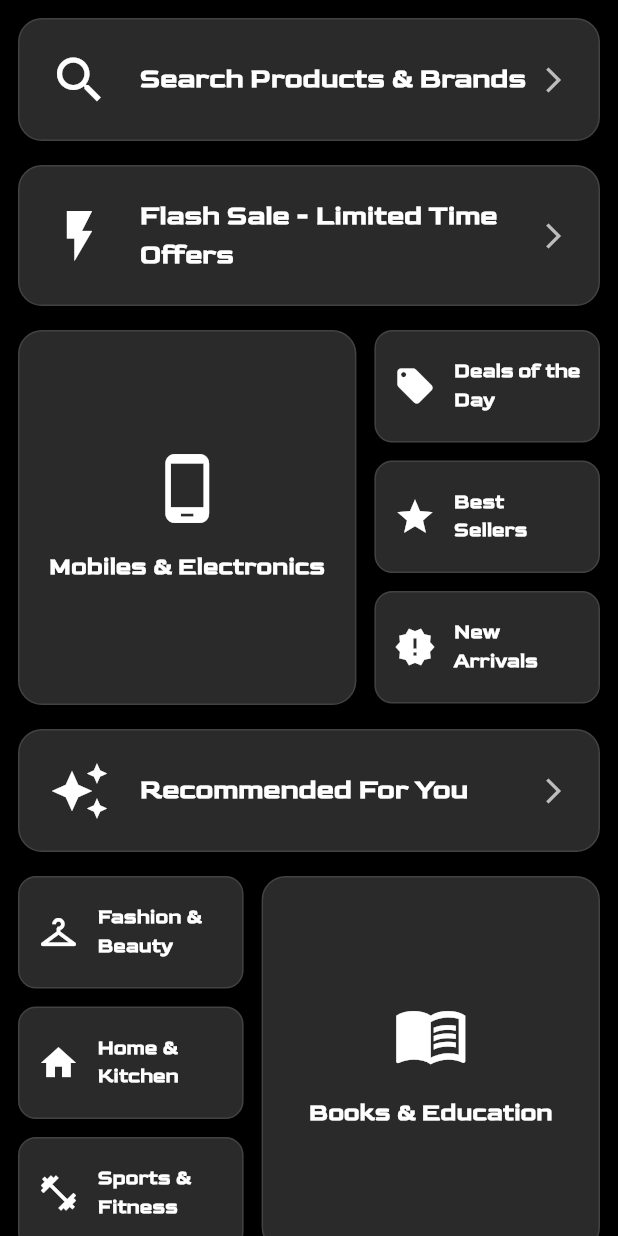
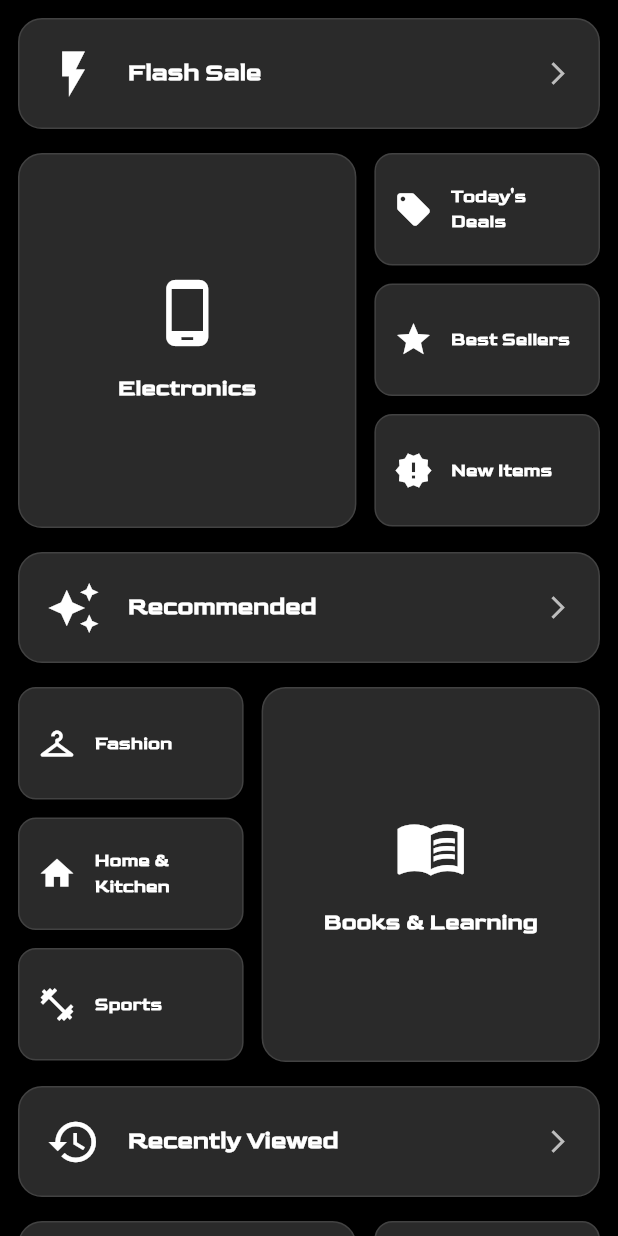
Before and after one commit to AYAN10M/Amazon_Clone, a Flutter app: the MyDashboard screen opened directly, on a phone screen of 412 x 824 dp. Run offline on Flutter 3.47's test engine with Material 3 defaults, Android fonts, the phone set to English and light mode, and no system bars; our stand-ins replace carousel_slider, lottie.

Commit message:
Soft push

```diff
--- a/mobile_app/lib/main.dart
+++ b/mobile_app/lib/main.dart
@@ -2,6 +2,7 @@ import 'package:flutter/material.dart';
 import 'package:mobile_app/screen/layout.dart';
 import 'package:mobile_app/screen/language_selection_page.dart';
 import 'package:mobile_app/screen/login_page.dart';
+import 'package:mobile_app/screen/product_page.dart';
 import 'package:mobile_app/screen/signup_page.dart';
 import 'package:mobile_app/screen/welcome_screen.dart';
 
@@ -18,7 +19,8 @@ class MyApp extends StatelessWidget {
       debugShowCheckedModeBanner: false,
       initialRoute: '/',
       routes: {
-        '/': (context) => const LanguageSelectionPage(),
+        // '/': (context) => const LanguageSelectionPage(),
+        '/': (context) => const ProductPage(),
         '/welcome': (context) => const WelcomeScreen(),
         '/login': (context) => const MyLoginPage(),
         '/signup': (context) => const MySignupPage(),
--- a/mobile_app/lib/screen/dashboard.dart
+++ b/mobile_app/lib/screen/dashboard.dart
@@ -15,23 +15,18 @@ class BodySection extends StatelessWidget {
   @override
   Widget build(BuildContext context) {
     final screenWidth = MediaQuery.of(context).size.width;
+    final isLargeScreen = screenWidth > 600;
 
     return SingleChildScrollView(
       padding: const EdgeInsets.all(12),
       child: Column(
         crossAxisAlignment: CrossAxisAlignment.start,
         children: [
-          // Search Bar Card - Full Width
-          const FullWidthCard(
-            title: 'Search Products & Brands',
-            icon: Icons.search,
-          ),
-          const SizedBox(height: 16),
-
           // Flash Deals - Full Width
-          const FullWidthCard(
-            title: 'Flash Sale - Limited Time Offers',
+          FullWidthCard(
+            title: 'Flash Sale',
             icon: Icons.flash_on,
+            isLargeScreen: isLargeScreen,
           ),
           const SizedBox(height: 16),
 
@@ -39,26 +34,36 @@ class BodySection extends StatelessWidget {
           Row(
             crossAxisAlignment: CrossAxisAlignment.start,
             children: [
-              const Expanded(
+              Expanded(
                 flex: 3,
                 child: VerticalCard(
-                  title: 'Mobiles & Electronics',
+                  title: 'Electronics',
                   icon: Icons.phone_android,
+                  isLargeScreen: isLargeScreen,
                 ),
               ),
               const SizedBox(width: 12),
               Expanded(
                 flex: 2,
                 child: Column(
-                  children: const [
+                  children: [
                     SmallCard(
-                      title: 'Deals of the Day',
+                      title: 'Today\'s Deals',
                       icon: Icons.local_offer,
+                      isLargeScreen: isLargeScreen,
                     ),
-                    SizedBox(height: 12),
-                    SmallCard(title: 'Best Sellers', icon: Icons.star),
-                    SizedBox(height: 12),
-                    SmallCard(title: 'New Arrivals', icon: Icons.new_releases),
+                    const SizedBox(height: 12),
+                    SmallCard(
+                      title: 'Best Sellers',
+                      icon: Icons.star,
+                      isLargeScreen: isLargeScreen,
+                    ),
+                    const SizedBox(height: 12),
+                    SmallCard(
+                      title: 'New Items',
+                      icon: Icons.new_releases,
+                      isLargeScreen: isLargeScreen,
+                    ),
                   ],
                 ),
               ),
@@ -68,9 +73,10 @@ class BodySection extends StatelessWidget {
           const SizedBox(height: 16),
 
           // Recommendations - Full Width
-          const FullWidthCard(
-            title: 'Recommended For You',
+          FullWidthCard(
+            title: 'Recommended',
             icon: Icons.auto_awesome,
+            isLargeScreen: isLargeScreen,
           ),
           const SizedBox(height: 16),
 
@@ -81,24 +87,34 @@ class BodySection extends StatelessWidget {
               Expanded(
                 flex: 2,
                 child: Column(
-                  children: const [
-                    SmallCard(title: 'Fashion & Beauty', icon: Icons.checkroom),
-                    SizedBox(height: 12),
-                    SmallCard(title: 'Home & Kitchen', icon: Icons.home),
-                    SizedBox(height: 12),
+                  children: [
                     SmallCard(
-                      title: 'Sports & Fitness',
+                      title: 'Fashion',
+                      icon: Icons.checkroom,
+                      isLargeScreen: isLargeScreen,
+                    ),
+                    const SizedBox(height: 12),
+                    SmallCard(
+                      title: 'Home & Kitchen',
+                      icon: Icons.home,
+                      isLargeScreen: isLargeScreen,
+                    ),
+                    const SizedBox(height: 12),
+                    SmallCard(
+                      title: 'Sports',
                       icon: Icons.fitness_center,
+                      isLargeScreen: isLargeScreen,
                     ),
                   ],
                 ),
               ),
               const SizedBox(width: 12),
-              const Expanded(
+              Expanded(
                 flex: 3,
                 child: VerticalCard(
-                  title: 'Books & Education',
+                  title: 'Books & Learning',
                   icon: Icons.menu_book,
+                  isLargeScreen: isLargeScreen,
                 ),
               ),
             ],
@@ -107,9 +123,10 @@ class BodySection extends StatelessWidget {
           const SizedBox(height: 16),
 
           // Recently Viewed - Full Width
-          const FullWidthCard(
-            title: 'Continue Shopping - Recently Viewed',
+          FullWidthCard(
+            title: 'Recently Viewed',
             icon: Icons.history,
+            isLargeScreen: isLargeScreen,
           ),
           const SizedBox(height: 16),
 
@@ -117,28 +134,35 @@ class BodySection extends StatelessWidget {
           Row(
             crossAxisAlignment: CrossAxisAlignment.start,
             children: [
-              const Expanded(
+              Expanded(
                 flex: 3,
                 child: VerticalCard(
-                  title: 'Groceries & Daily Needs',
+                  title: 'Groceries',
                   icon: Icons.shopping_cart,
+                  isLargeScreen: isLargeScreen,
                 ),
               ),
               const SizedBox(width: 12),
               Expanded(
                 flex: 2,
                 child: Column(
-                  children: const [
+                  children: [
                     SmallCard(
-                      title: 'Sell on Our Site',
+                      title: 'Sell Here',
                       icon: Icons.storefront,
+                      isLargeScreen: isLargeScreen,
                     ),
-                    SizedBox(height: 12),
-                    SmallCard(title: 'Gift Cards', icon: Icons.card_giftcard),
-                    SizedBox(height: 12),
+                    const SizedBox(height: 12),
                     SmallCard(
-                      title: 'Customer Service',
+                      title: 'Gift Cards',
+                      icon: Icons.card_giftcard,
+                      isLargeScreen: isLargeScreen,
+                    ),
+                    const SizedBox(height: 12),
+                    SmallCard(
+                      title: 'Support',
                       icon: Icons.support_agent,
+                      isLargeScreen: isLargeScreen,
                     ),
                   ],
                 ),
@@ -149,9 +173,10 @@ class BodySection extends StatelessWidget {
           const SizedBox(height: 16),
 
           // Trending Now - Full Width
-          const FullWidthCard(
-            title: 'Trending Now - Hot Products',
+          FullWidthCard(
+            title: 'Trending Now',
             icon: Icons.trending_up,
+            isLargeScreen: isLargeScreen,
           ),
           const SizedBox(height: 16),
 
@@ -162,17 +187,38 @@ class BodySection extends StatelessWidget {
             crossAxisCount: screenWidth < 600 ? 2 : 3,
             crossAxisSpacing: 12,
             mainAxisSpacing: 12,
-            childAspectRatio: 0.78,
-            children: const [
-              GridCard(title: 'Baby & Kids', icon: Icons.child_care),
-              GridCard(title: 'Automotive', icon: Icons.directions_car),
+            childAspectRatio: screenWidth < 600 ? 0.85 : 0.78,
+            children: [
               GridCard(
-                title: 'Health & Personal Care',
+                title: 'Baby & Kids',
+                icon: Icons.child_care,
+                isLargeScreen: isLargeScreen,
+              ),
+              GridCard(
+                title: 'Automotive',
+                icon: Icons.directions_car,
+                isLargeScreen: isLargeScreen,
+              ),
+              GridCard(
+                title: 'Health Care',
                 icon: Icons.medical_services,
+                isLargeScreen: isLargeScreen,
               ),
-              GridCard(title: 'Office Supplies', icon: Icons.work),
-              GridCard(title: 'Pet Supplies', icon: Icons.pets),
-              GridCard(title: 'Tools & Hardware', icon: Icons.construction),
+              GridCard(
+                title: 'Office',
+                icon: Icons.work,
+                isLargeScreen: isLargeScreen,
+              ),
+              GridCard(
+                title: 'Pet Care',
+                icon: Icons.pets,
+                isLargeScreen: isLargeScreen,
+              ),
+              GridCard(
+                title: 'Tools',
+                icon: Icons.construction,
+                isLargeScreen: isLargeScreen,
+              ),
             ],
           ),
 
@@ -185,24 +231,34 @@ class BodySection extends StatelessWidget {
               Expanded(
                 flex: 2,
                 child: Column(
-                  children: const [
+                  children: [
                     SmallCard(
-                      title: 'Track Your Order',
+                      title: 'Track Order',
                       icon: Icons.local_shipping,
+                      isLargeScreen: isLargeScreen,
                     ),
-                    SizedBox(height: 12),
-                    SmallCard(title: 'Your Wishlist', icon: Icons.favorite),
-                    SizedBox(height: 12),
-                    SmallCard(title: 'Coupons & Offers', icon: Icons.discount),
+                    const SizedBox(height: 12),
+                    SmallCard(
+                      title: 'Wishlist',
+                      icon: Icons.favorite,
+                      isLargeScreen: isLargeScreen,
+                    ),
+                    const SizedBox(height: 12),
+                    SmallCard(
+                      title: 'Coupons',
+                      icon: Icons.discount,
+                      isLargeScreen: isLargeScreen,
+                    ),
                   ],
                 ),
               ),
               const SizedBox(width: 12),
-              const Expanded(
+              Expanded(
                 flex: 3,
                 child: VerticalCard(
-                  title: 'Digital & Software',
+                  title: 'Digital',
                   icon: Icons.computer,
+                  isLargeScreen: isLargeScreen,
                 ),
               ),
             ],
@@ -211,9 +267,10 @@ class BodySection extends StatelessWidget {
           const SizedBox(height: 16),
 
           // Special Offers - Full Width
-          const FullWidthCard(
-            title: 'Special Offers Just For You',
+          FullWidthCard(
+            title: 'Special Offers',
             icon: Icons.celebration,
+            isLargeScreen: isLargeScreen,
           ),
 
           const SizedBox(height: 24),
@@ -226,8 +283,14 @@ class BodySection extends StatelessWidget {
 class FullWidthCard extends StatelessWidget {
   final String title;
   final IconData icon;
+  final bool isLargeScreen;
 
-  const FullWidthCard({super.key, required this.title, required this.icon});
+  const FullWidthCard({
+    super.key,
+    required this.title,
+    required this.icon,
+    required this.isLargeScreen,
+  });
 
   @override
   Widget build(BuildContext context) {
@@ -236,7 +299,7 @@ class FullWidthCard extends StatelessWidget {
       borderRadius: BorderRadius.circular(16),
       child: Container(
         width: double.infinity,
-        padding: const EdgeInsets.all(20),
+        padding: EdgeInsets.all(isLargeScreen ? 24 : 18),
         decoration: BoxDecoration(
           color: const Color(0xFF2A2A2A),
           borderRadius: BorderRadius.circular(16),
@@ -244,13 +307,13 @@ class FullWidthCard extends StatelessWidget {
         ),
         child: Row(
           children: [
-            Icon(icon, size: 40, color: Colors.white),
-            const SizedBox(width: 20),
+            Icon(icon, size: isLargeScreen ? 44 : 36, color: Colors.white),
+            SizedBox(width: isLargeScreen ? 24 : 18),
             Expanded(
               child: Text(
                 title,
-                style: const TextStyle(
-                  fontSize: 18,
+                style: TextStyle(
+                  fontSize: isLargeScreen ? 20 : 16,
                   fontWeight: FontWeight.w700,
                   fontFamily: 'Goldman',
                   color: Colors.white,
@@ -259,7 +322,7 @@ class FullWidthCard extends StatelessWidget {
             ),
             Icon(
               Icons.arrow_forward_ios,
-              size: 20,
+              size: isLargeScreen ? 22 : 18,
               color: Colors.grey.shade400,
             ),
           ],
@@ -272,8 +335,14 @@ class FullWidthCard extends StatelessWidget {
 class VerticalCard extends StatelessWidget {
   final String title;
   final IconData icon;
+  final bool isLargeScreen;
 
-  const VerticalCard({super.key, required this.title, required this.icon});
+  const VerticalCard({
+    super.key,
+    required this.title,
+    required this.icon,
+    required this.isLargeScreen,
+  });
 
   @override
   Widget build(BuildContext context) {
@@ -281,23 +350,23 @@ class VerticalCard extends StatelessWidget {
       onTap: () {},
       borderRadius: BorderRadius.circular(16),
       child: Container(
-        height: 250,
+        height: isLargeScreen ? 280 : 250,
         decoration: BoxDecoration(
           color: const Color(0xFF2A2A2A),
           borderRadius: BorderRadius.circular(16),
           border: Border.all(color: Colors.grey.shade800),
         ),
-        padding: const EdgeInsets.all(16),
+        padding: EdgeInsets.all(isLargeScreen ? 20 : 16),
         child: Column(
           mainAxisAlignment: MainAxisAlignment.center,
           children: [
-            Icon(icon, size: 50, color: Colors.white),
-            const SizedBox(height: 16),
+            Icon(icon, size: isLargeScreen ? 60 : 48, color: Colors.white),
+            SizedBox(height: isLargeScreen ? 20 : 16),
             Text(
               title,
               textAlign: TextAlign.center,
-              style: const TextStyle(
-                fontSize: 16,
+              style: TextStyle(
+                fontSize: isLargeScreen ? 18 : 15,
                 fontWeight: FontWeight.w600,
                 fontFamily: 'Goldman',
                 color: Colors.white,
@@ -313,8 +382,14 @@ class VerticalCard extends StatelessWidget {
 class SmallCard extends StatelessWidget {
   final String title;
   final IconData icon;
+  final bool isLargeScreen;
 
-  const SmallCard({super.key, required this.title, required this.icon});
+  const SmallCard({
+    super.key,
+    required this.title,
+    required this.icon,
+    required this.isLargeScreen,
+  });
 
   @override
   Widget build(BuildContext context) {
@@ -322,26 +397,28 @@ class SmallCard extends StatelessWidget {
       onTap: () {},
       borderRadius: BorderRadius.circular(12),
       child: Container(
-        height: 75,
+        height: isLargeScreen ? 85 : 75,
         decoration: BoxDecoration(
           color: const Color(0xFF2A2A2A),
           borderRadius: BorderRadius.circular(12),
           border: Border.all(color: Colors.grey.shade800),
         ),
-        padding: const EdgeInsets.all(12),
+        padding: EdgeInsets.all(isLargeScreen ? 16 : 12),
         child: Row(
           children: [
-            Icon(icon, size: 28, color: Colors.white),
-            const SizedBox(width: 12),
+            Icon(icon, size: isLargeScreen ? 32 : 26, color: Colors.white),
+            SizedBox(width: isLargeScreen ? 16 : 12),
             Expanded(
               child: Text(
                 title,
-                style: const TextStyle(
-                  fontSize: 13,
+                style: TextStyle(
+                  fontSize: isLargeScreen ? 15 : 12,
                   fontFamily: 'Goldman',
                   fontWeight: FontWeight.w600,
                   color: Colors.white,
                 ),
+                maxLines: 2,
+                overflow: TextOverflow.ellipsis,
               ),
             ),
           ],
@@ -354,8 +431,14 @@ class SmallCard extends StatelessWidget {
 class GridCard extends StatelessWidget {
   final String title;
   final IconData icon;
+  final bool isLargeScreen;
 
-  const GridCard({super.key, required this.title, required this.icon});
+  const GridCard({
+    super.key,
+    required this.title,
+    required this.icon,
+    required this.isLargeScreen,
+  });
 
   @override
   Widget build(BuildContext context) {
@@ -368,21 +451,23 @@ class GridCard extends StatelessWidget {
           borderRadius: BorderRadius.circular(16),
           border: Border.all(color: Colors.grey.shade800),
         ),
-        padding: const EdgeInsets.all(16),
+        padding: EdgeInsets.all(isLargeScreen ? 20 : 16),
         child: Column(
           mainAxisAlignment: MainAxisAlignment.center,
           children: [
-            Icon(icon, size: 40, color: Colors.white),
-            const SizedBox(height: 12),
+            Icon(icon, size: isLargeScreen ? 48 : 36, color: Colors.white),
+            SizedBox(height: isLargeScreen ? 16 : 12),
             Text(
               title,
               textAlign: TextAlign.center,
-              style: const TextStyle(
-                fontSize: 14,
+              style: TextStyle(
+                fontSize: isLargeScreen ? 16 : 13,
                 fontWeight: FontWeight.w600,
                 fontFamily: 'Goldman',
                 color: Colors.white,
               ),
+              maxLines: 2,
+              overflow: TextOverflow.ellipsis,
             ),
           ],
         ),
--- /dev/null
+++ b/mobile_app/lib/screen/product_page.dart
@@ -0,0 +1,56 @@
+import 'package:flutter/material.dart';
+
+class ProductPage extends StatelessWidget {
+  const ProductPage({super.key});
+
+  @override
+  Widget build(BuildContext context) {
+    return Scaffold(
+      backgroundColor: Colors.grey[900],
+      body: SafeArea(
+        child: SingleChildScrollView(
+          child: Column(
+            children: [
+              Row(
+                children: [
+                  Row(
+                    children: [
+                      Icon(Icons.shape_line_outlined, color: Colors.white),
+                      const SizedBox(width: 10),
+                      Column(
+                        children: [
+                          Text(
+                            'Brand Name',
+                            style: TextStyle(
+                              color: Colors.white,
+                              fontSize: 20,
+                              fontWeight: FontWeight.bold,
+                            ),
+                          ),
+                          TextButton(
+                            onPressed: () {},
+                            child: const Text(
+                              'View Brand Deatails',
+                              style: TextStyle(color: Colors.blue),
+                            ),
+                          ),
+                        ],
+                      ),
+                      Spacer(),
+
+                      // Put the 5 star rating system here
+                      IconButton(
+                        icon: Icon(Icons.rate_review_outlined, color: Colors.white),
+                        onPressed: () {},
+                      ),
+                    ],
+                  ),
+                ],
+              ),
+            ],
+          ),
+        ),
+      ),
+    );
+  }
+}
```
Also changed, not shown: 1 other file.
